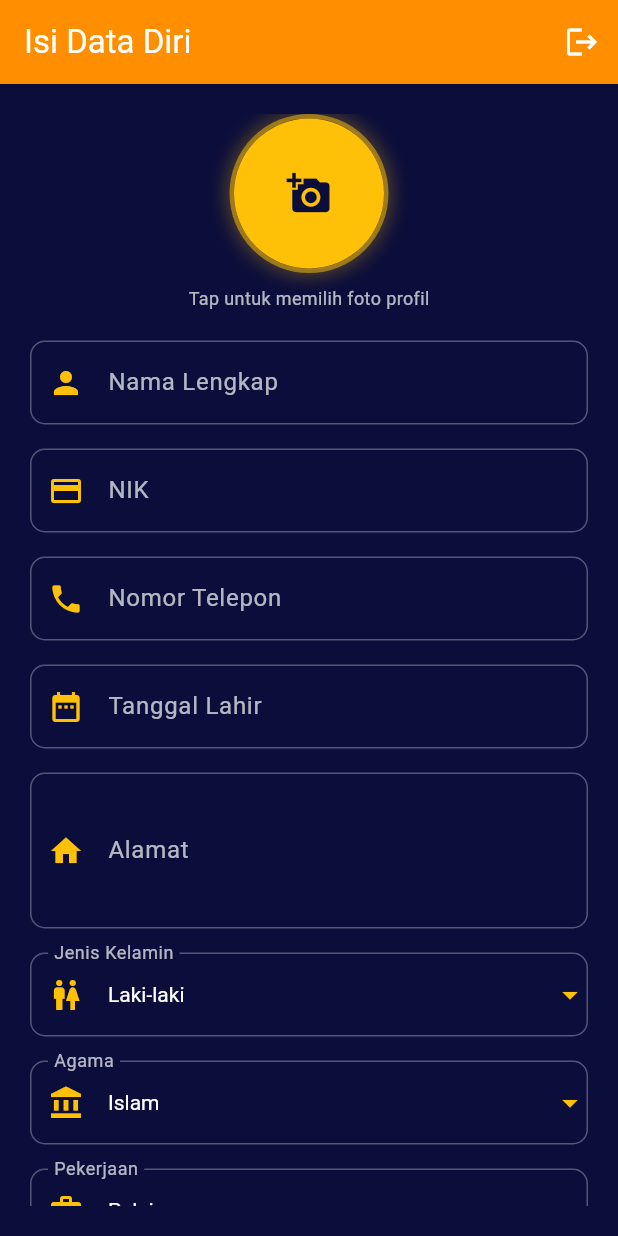
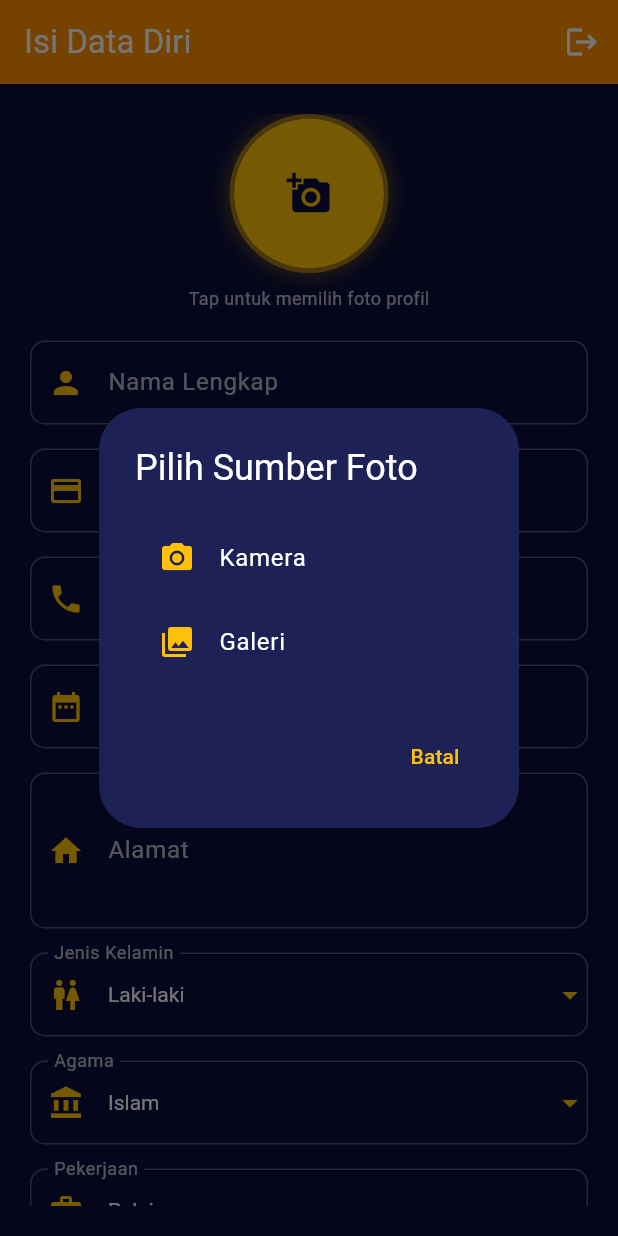
Before and after one commit to ShahDelphi/app-pinjol, a Flutter app: the FormPage screen opened directly, after a tap on the "add a photo" icon, on a phone screen of 412 x 824 dp. Run offline on Flutter 3.47's test engine with Material 3 defaults, Android fonts, the light colour scheme and no system bars; our stand-ins replace flutter_dotenv, geolocator, google_maps_flutter, image_cropper, image_picker, shared_preferences; accounts and stored records are empty.

Commit message:
menambahkan fitur on camera

```diff
--- /dev/null
+++ b/devtools_options.yaml
@@ -0,0 +1,3 @@
+description: This file stores settings for Dart & Flutter DevTools.
+documentation: https://docs.flutter.dev/tools/devtools/extensions#configure-extension-enablement-states
+extensions:
--- a/lib/pages/form_page.dart
+++ b/lib/pages/form_page.dart
@@ -34,10 +34,62 @@ class _FormPageState extends State<FormPage> {
 
   final ImagePicker _picker = ImagePicker();
 
-  Future<void> pickImage() async {
+  // Menampilkan dialog pilihan sumber gambar
+  Future<void> showImageSourceDialog() async {
+    showDialog(
+      context: context,
+      builder: (BuildContext context) {
+        return AlertDialog(
+          backgroundColor: const Color(0xFF1E2156),
+          title: const Text(
+            'Pilih Sumber Foto',
+            style: TextStyle(color: Colors.white),
+          ),
+          content: Column(
+            mainAxisSize: MainAxisSize.min,
+            children: [
+              ListTile(
+                leading: const Icon(Icons.camera_alt, color: Colors.amber),
+                title: const Text(
+                  'Kamera',
+                  style: TextStyle(color: Colors.white),
+                ),
+                onTap: () {
+                  Navigator.pop(context);
+                  pickImage(ImageSource.camera);
+                },
+              ),
+              ListTile(
+                leading: const Icon(Icons.photo_library, color: Colors.amber),
+                title: const Text(
+                  'Galeri',
+                  style: TextStyle(color: Colors.white),
+                ),
+                onTap: () {
+                  Navigator.pop(context);
+                  pickImage(ImageSource.gallery);
+                },
+              ),
+            ],
+          ),
+          actions: [
+            TextButton(
+              onPressed: () => Navigator.pop(context),
+              child: const Text(
+                'Batal',
+                style: TextStyle(color: Colors.amber),
+              ),
+            ),
+          ],
+        );
+      },
+    );
+  }
+
+  Future<void> pickImage(ImageSource source) async {
     try {
       final pickedFile = await _picker.pickImage(
-        source: ImageSource.gallery,
+        source: source,
         imageQuality: 100, // Kualitas tinggi
       );
 
@@ -264,7 +316,7 @@ class _FormPageState extends State<FormPage> {
               // Avatar dengan gesture detector
               Center(
                 child: GestureDetector(
-                  onTap: pickImage,
+                  onTap: showImageSourceDialog,
                   child: _buildAvatar(),
                 ),
               ),
--- a/lib/pages/menu/location_page.dart
+++ b/lib/pages/menu/location_page.dart
@@ -4,6 +4,7 @@ import 'package:flutter/material.dart';
 import 'package:google_maps_flutter/google_maps_flutter.dart';
 import 'package:geolocator/geolocator.dart';
 import 'package:http/http.dart' as http;
+import 'package:flutter_dotenv/flutter_dotenv.dart';
 
 class LocationPage extends StatefulWidget {
   const LocationPage({super.key});
@@ -16,7 +17,7 @@ class _LocationPageState extends State<LocationPage> {
   late GoogleMapController mapController;
   final TextEditingController _searchController = TextEditingController();
   final List<Map<String, dynamic>> _predictions = [];
-  static const String apiKey = 'Your_API_Key';
+  final String apiKey = dotenv.env['GOOGLE_MAPS_API_KEY'] ?? '';
 
   LatLng _currentLatLng = const LatLng(-6.200000, 106.816666); // Default Jakarta
   StreamSubscription<Position>? _positionStream;
--- a/pubspec.yaml
+++ b/pubspec.yaml
@@ -42,6 +42,7 @@ dependencies:
   intl: ^0.18.1
   google_maps_flutter: ^2.12.2
   geolocator: ^9.0.2
+  flutter_dotenv: ^5.1.0
 
 dev_dependencies:
   flutter_test:
@@ -66,8 +67,8 @@ flutter:
   uses-material-design: true
 
   # To add assets to your application, add an assets section, like this:
-  # assets:
-  #   - images/a_dot_burr.jpeg
+  assets:
+    - .env
   #   - images/a_dot_ham.jpeg
 
   # An image asset can refer to one or more resolution-specific "variants", see
```
Also changed, not shown: lib/main.dart (+7 -1 lines), lib/pages/menu/profil_page.dart (+55 -3 lines), pubspec.lock, 3 other files.
